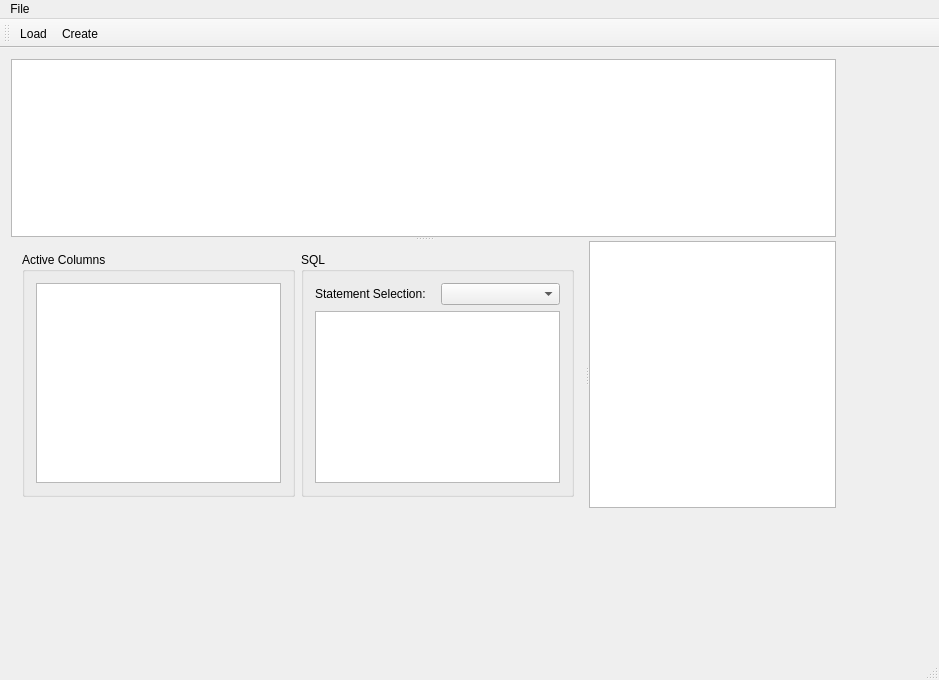
Above: src/mainwindow.ui from ericsium/qt-test before the change. Below: the same form after it.
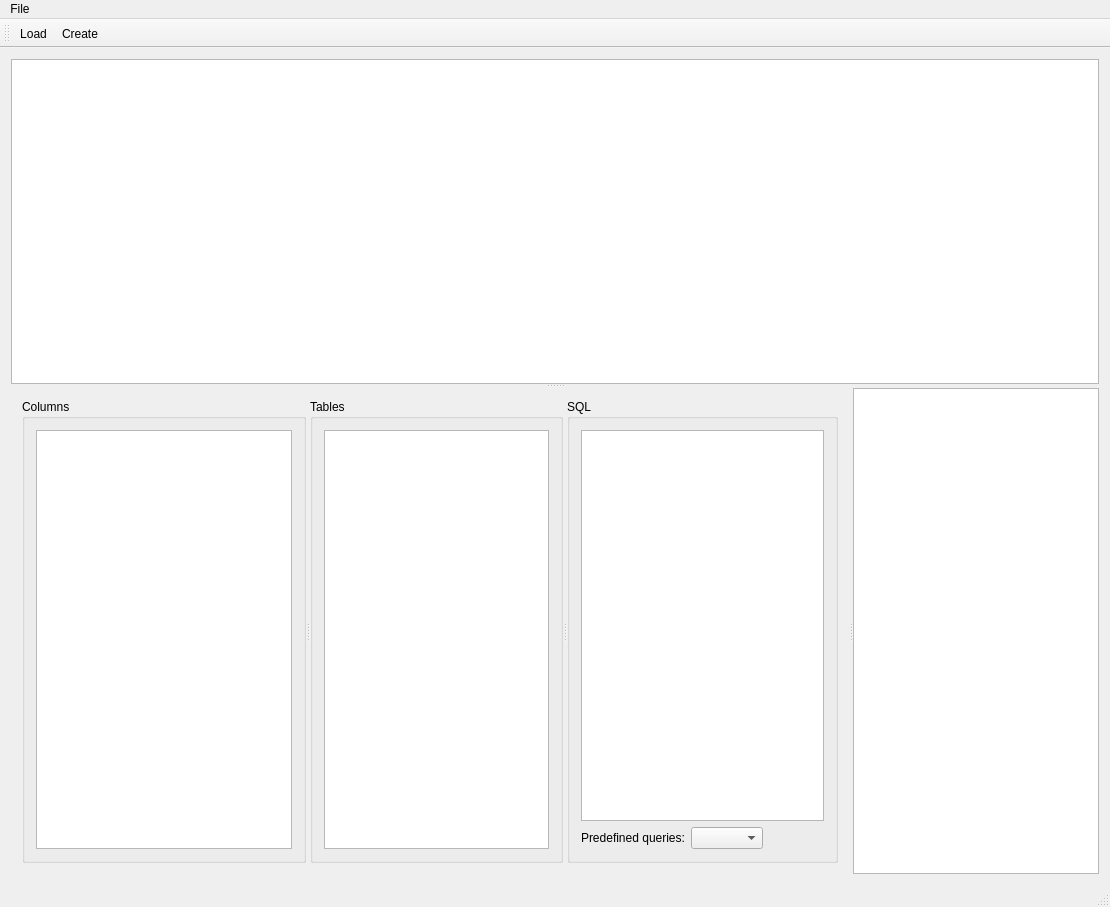
That is the form after the change.

Commit message: Add table view

Patch:
```diff
--- a/src/mainwindow.ui
+++ b/src/mainwindow.ui
@@ -6,23 +6,17 @@
    <rect>
     <x>0</x>
     <y>0</y>
-    <width>939</width>
-    <height>680</height>
+    <width>1110</width>
+    <height>907</height>
    </rect>
   </property>
   <property name="windowTitle">
    <string>MainWindow</string>
   </property>
   <widget class="QWidget" name="centralWidget">
+   <layout class="QVBoxLayout" name="verticalLayout_4">
+    <item>
    <widget class="QSplitter" name="splitter_2">
-    <property name="geometry">
-     <rect>
-      <x>11</x>
-      <y>11</y>
-      <width>825</width>
-      <height>449</height>
-     </rect>
-    </property>
     <property name="orientation">
      <enum>Qt::Vertical</enum>
     </property>
@@ -50,41 +44,79 @@
      <widget class="QWidget" name="layoutWidget">
       <layout class="QHBoxLayout" name="horizontalLayout">
        <item>
+          <widget class="QSplitter" name="splitter_4">
+           <property name="orientation">
+            <enum>Qt::Horizontal</enum>
+           </property>
+           <widget class="QSplitter" name="splitter_3">
+            <property name="orientation">
+             <enum>Qt::Horizontal</enum>
+            </property>
         <widget class="QGroupBox" name="groupBox">
          <property name="title">
-          <string>Active Columns</string>
+              <string>Columns</string>
          </property>
          <layout class="QVBoxLayout" name="verticalLayout">
           <item>
-           <widget class="QListWidget" name="listWidget"/>
+               <widget class="QListWidget" name="listWidget">
+                <property name="sizePolicy">
+                 <sizepolicy hsizetype="Minimum" vsizetype="Expanding">
+                  <horstretch>0</horstretch>
+                  <verstretch>0</verstretch>
+                 </sizepolicy>
+                </property>
+               </widget>
           </item>
          </layout>
         </widget>
-       </item>
+            <widget class="QGroupBox" name="groupBox_3">
+             <property name="title">
+              <string>Tables</string>
+             </property>
+             <layout class="QVBoxLayout" name="verticalLayout_3">
        <item>
+               <widget class="QTableWidget" name="tableWidget"/>
+              </item>
+             </layout>
+            </widget>
+           </widget>
         <widget class="QGroupBox" name="groupBox_2">
          <property name="title">
           <string>SQL</string>
          </property>
          <layout class="QVBoxLayout" name="verticalLayout_2">
+             <item>
+              <widget class="QPlainTextEdit" name="plainTextEdit"/>
+             </item>
           <item>
            <layout class="QHBoxLayout" name="horizontalLayout_2">
             <item>
              <widget class="QLabel" name="label">
               <property name="text">
-               <string>Statement Selection:</string>
+                  <string>Predefined queries:</string>
               </property>
              </widget>
             </item>
             <item>
              <widget class="QComboBox" name="comboBox"/>
             </item>
-           </layout>
-          </item>
           <item>
-           <widget class="QPlainTextEdit" name="plainTextEdit"/>
-          </item>
-         </layout>
+                <spacer name="horizontalSpacer">
+                 <property name="orientation">
+                  <enum>Qt::Horizontal</enum>
+                 </property>
+                 <property name="sizeHint" stdset="0">
+                  <size>
+                   <width>40</width>
+                   <height>20</height>
+                  </size>
+                 </property>
+                </spacer>
+               </item>
+              </layout>
+             </item>
+            </layout>
+           </widget>
         </widget>
        </item>
       </layout>
@@ -92,13 +124,15 @@
      <widget class="QTextBrowser" name="textBrowser"/>
     </widget>
    </widget>
+    </item>
+   </layout>
   </widget>
   <widget class="QMenuBar" name="menuBar">
    <property name="geometry">
     <rect>
      <x>0</x>
      <y>0</y>
-     <width>939</width>
+     <width>1110</width>
      <height>26</height>
     </rect>
    </property>
```
Lines whose indentation alone changed are shown as unchanged. The commit also changes 1 other file.
